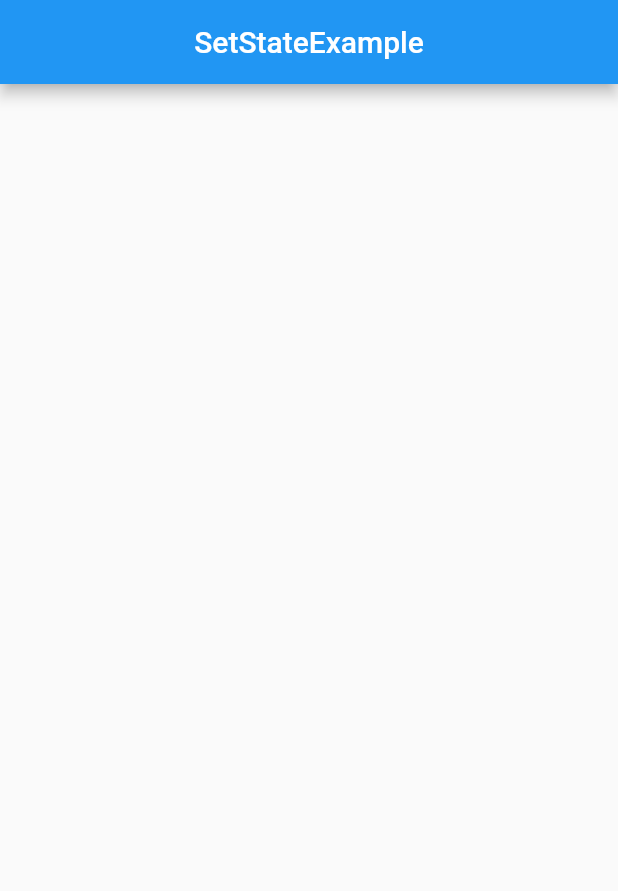
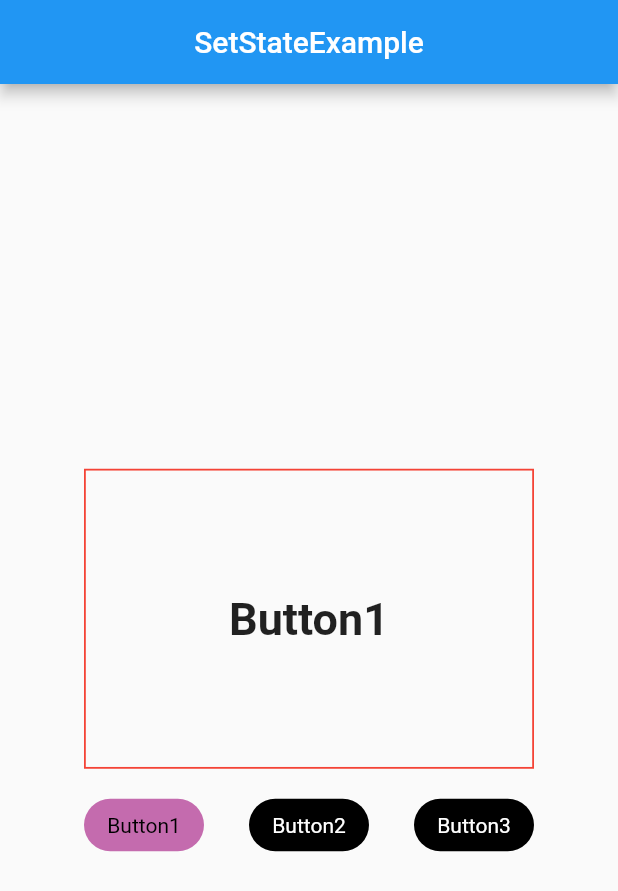
Before and after one commit to thecaptainXgod/setState-Vs-ValueNotif-Tutorial, a Flutter app: the screen it shows after launch, on a phone screen of 412 x 824 dp. Shown: the top 891 px of the screen. Run offline on Flutter 3.47's test engine with Material 2 defaults, Android fonts, the phone set to English and light mode, and no system bars.

Commit message:
Complete Code

```diff
--- a/lib/main.dart
+++ b/lib/main.dart
@@ -1,5 +1,6 @@
 import 'package:flutter/material.dart';
 import 'package:setstate_vs_value/screens/set_state.dart';
+import 'package:setstate_vs_value/screens/value_notif.dart';
 
 void main() {
   runApp(MyApp());
@@ -15,7 +16,7 @@ class MyApp extends StatelessWidget {
         primarySwatch: Colors.blue,
         visualDensity: VisualDensity.adaptivePlatformDensity,
       ),
-      home: SetStateExample(),
+      home: ValueNotif(),
     );
   }
 }
--- /dev/null
+++ b/lib/screens/value_notif.dart
@@ -0,0 +1,96 @@
+import 'package:flutter/material.dart';
+
+class ValueNotif extends StatefulWidget {
+  @override
+  _ValueNotifState createState() => _ValueNotifState();
+}
+
+class _ValueNotifState extends State<ValueNotif> {
+  Color selectedColor = Color(0xffc46bae);
+  ValueNotifier<int> _selectedIndex = ValueNotifier<int>(0);
+
+  List<String> texts = [
+    "Button1",
+    "Button2",
+    "Button3",
+  ];
+
+  @override
+  Widget build(BuildContext context) {
+    return Scaffold(
+      appBar: AppBar(
+        title: Text("SetStateExample"),
+        centerTitle: true,
+      ),
+      body: Center(
+        child: Column(
+          mainAxisAlignment: MainAxisAlignment.center,
+          children: [
+            ValueListenableBuilder<int>(
+              valueListenable: _selectedIndex,
+              builder: (context, selectedIndex, child) => Container(
+                height: 200,
+                width: 300,
+                decoration: BoxDecoration(
+                  border: Border.all(
+                    color: Colors.red,
+                    width: 1.2,
+                  ),
+                ),
+                child: Center(
+                  child: Text(
+                    texts[selectedIndex],
+                    textAlign: TextAlign.center,
+                    style: TextStyle(
+                      fontWeight: FontWeight.bold,
+                      fontSize: 30,
+                    ),
+                  ),
+                ),
+              ),
+            ),
+            SizedBox(height: 20),
+            Container(
+              width: 300,
+              child: Row(
+                mainAxisAlignment: MainAxisAlignment.spaceBetween,
+                children: texts
+                    .asMap()
+                    .entries
+                    .map(
+                      (mapEntry) => GestureDetector(
+                          onTap: () {
+                            _selectedIndex.value = mapEntry.key;
+                          },
+                          child: _buildButton(mapEntry.key, mapEntry.value)),
+                    )
+                    .toList(),
+              ),
+            )
+          ],
+        ),
+      ),
+    );
+  }
+
+  Widget _buildButton(int index, String text) {
+    return ValueListenableBuilder<int>(
+      valueListenable: _selectedIndex,
+      builder: (context, selectedIndex, _) => Container(
+        height: 35,
+        width: 80,
+        alignment: Alignment.center,
+        decoration: BoxDecoration(
+          color: selectedIndex == index ? selectedColor : Colors.black,
+          borderRadius: BorderRadius.circular(20),
+        ),
+        child: Text(
+          texts[index],
+          style: TextStyle(
+            color: selectedIndex == index ? Colors.black : Colors.white,
+          ),
+        ),
+      ),
+    );
+  }
+}
```
Also changed, not shown: lib/screens/set_state.dart (+66 -0 lines).
